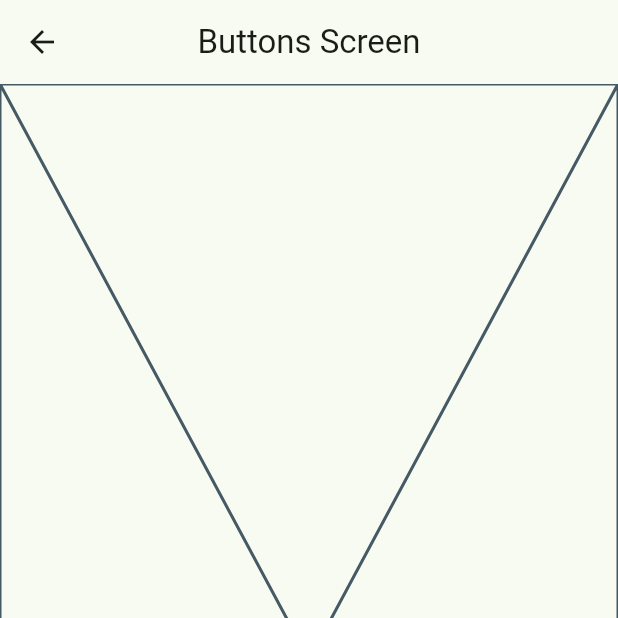
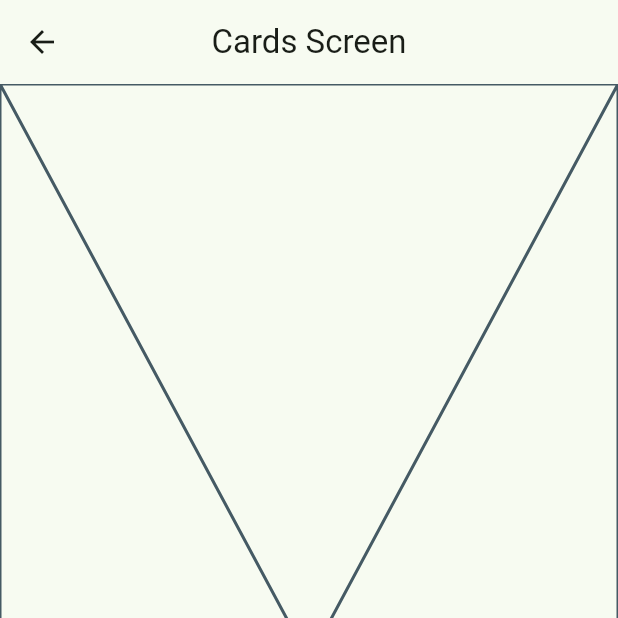
Before and after one commit to TonyNina/widgets_app, a Flutter app: the screen it shows after launch, after a tap on "Botones", on a phone screen of 412 x 824 dp, the top half of it. Run offline on Flutter 3.47's test engine with Material 2 defaults, Android fonts, the phone set to English and light mode, and no system bars; our stand-ins replace go_router.

Commit message:
Go_router configurado

```diff
--- /dev/null
+++ b/lib/config/router/app_router.dart
@@ -0,0 +1,30 @@
+
+
+import 'package:go_router/go_router.dart';
+import 'package:widgets_app/presentation/screens/screens.dart';
+
+// GoRouter configuration
+final appRouter = GoRouter(
+  // initialLocation: '/',
+  routes: [
+
+    GoRoute(
+      path: '/',
+      name: HomeScreen.name,
+      builder: (context, state) => const HomeScreen(),
+    ),
+
+     GoRoute(
+      path: '/buttons',
+      name: ButtonsScreen.name,
+      builder: (context, state) => const ButtonsScreen(),
+    ),
+
+     GoRoute(
+      path: '/cards',
+      name: CardsScreen.name,
+      builder: (context, state) => const CardsScreen(),
+    ),
+
+  ],
+);
--- a/lib/main.dart
+++ b/lib/main.dart
@@ -1,8 +1,6 @@
 import 'package:flutter/material.dart';
+import 'package:widgets_app/config/router/app_router.dart';
 import 'package:widgets_app/config/theme/app_theme.dart';
-import 'package:widgets_app/presentation/screens/buttons/buttons.dart';
-import 'package:widgets_app/presentation/screens/cards/cards_screen.dart';
-import 'package:widgets_app/presentation/screens/home/home_screen.dart';
 
 void main() {
   runApp(const MainApp());
@@ -13,14 +11,11 @@ class MainApp extends StatelessWidget {
 
   @override
   Widget build(BuildContext context) {
-    return MaterialApp(
+    return MaterialApp.router(
+      routerConfig: appRouter,
       debugShowCheckedModeBanner: false,
       theme: AppTheme( selectedColor: 2).getTheme(),
-      home: const HomeScreen(),
-      routes: {
-        '/buttons': (context) => const ButtonsScreen(),
-        '/cards': (context) => const CardsScreen(),
-      },
+
     );
   }
 }
--- a/lib/presentation/screens/buttons/buttons.dart
+++ b/lib/presentation/screens/buttons/buttons.dart
@@ -1,6 +1,9 @@
 import 'package:flutter/material.dart';
 
 class ButtonsScreen extends StatelessWidget {
+
+  static const String name = 'buttons_screen';
+
   const ButtonsScreen({super.key});
 
   @override
--- a/lib/presentation/screens/cards/cards_screen.dart
+++ b/lib/presentation/screens/cards/cards_screen.dart
@@ -1,6 +1,9 @@
 import 'package:flutter/material.dart';
 
 class CardsScreen extends StatelessWidget {
+
+    static const String name = 'cards_screen';
+
   const CardsScreen({super.key});
 
   @override
--- a/lib/presentation/screens/home/home_screen.dart
+++ b/lib/presentation/screens/home/home_screen.dart
@@ -1,9 +1,13 @@
 import 'package:flutter/material.dart';
+import 'package:go_router/go_router.dart';
 import 'package:widgets_app/config/menu/menu_items.dart';
-import 'package:widgets_app/presentation/screens/buttons/buttons.dart';
+import 'package:widgets_app/presentation/screens/cards/cards_screen.dart';
 
 
 class HomeScreen extends StatelessWidget {
+
+  static const String name = 'home_screen';
+
   const HomeScreen({super.key});
 
   @override
@@ -13,7 +17,7 @@ class HomeScreen extends StatelessWidget {
         title: const Text('Flutter + Materia 3'),
 
       ),
-      body: _HomeView(),
+      body: const _HomeView(),
     );
   }
 }
@@ -64,7 +68,11 @@ class _CustomListTile extends StatelessWidget {
         //     builder: (context) => const ButtonsScreen(),
         //   )
         // );
-        Navigator.pushNamed(context, menuItem.link);
+        // Navigator.pushNamed(context, menuItem.link);
+
+       context.pushNamed(CardsScreen.name);
+       // context.push(menuItem.link);
+
 
 
 
--- /dev/null
+++ b/lib/presentation/screens/screens.dart
@@ -0,0 +1,5 @@
+
+//Este archivo se va encargar de exportar todo lo que son mis SCREENS
+export 'package:widgets_app/presentation/screens/buttons/buttons.dart';
+export 'package:widgets_app/presentation/screens/cards/cards_screen.dart';
+export 'package:widgets_app/presentation/screens/home/home_screen.dart';
--- a/pubspec.yaml
+++ b/pubspec.yaml
@@ -9,11 +9,12 @@ environment:
 dependencies:
   flutter:
     sdk: flutter
+  go_router: ^11.1.2
 
 dev_dependencies:
+  flutter_lints: ^2.0.0
   flutter_test:
     sdk: flutter
-  flutter_lints: ^2.0.0
 
 flutter:
   uses-material-design: true
```
Also changed, not shown: pubspec.lock.
